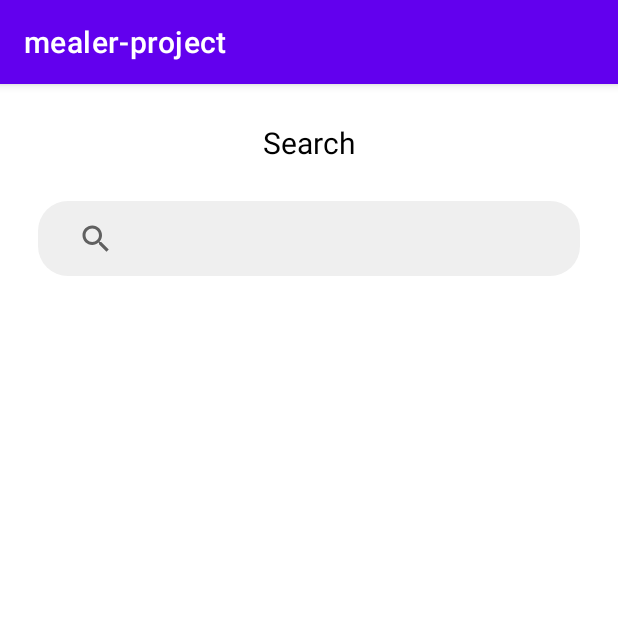
After one commit to kevinluong21/mealer-project, an Android app: the fragment Search shown on its own in the app's theme, on a phone screen of 412 x 824 dp, the top half of it. The commit adds this screen. Run offline under Robolectric (Android 15) with nearby library versions, the phone set to English and light mode, and no system bars; our stand-ins replace Firebase (no records; nobody signed in at launch, a user with empty details on screens opened directly); 1 statement that could not run was skipped.

Commit message:
display entire meal list on home page (will be updated to only display top meals?), started working on searching and displaying results (nothing happens now)

```diff
--- a/app/src/main/java/com/seg2105/mealer_project/ProfileMealsAdapter.java
+++ b/app/src/main/java/com/seg2105/mealer_project/MealListAdapter.java
@@ -14,27 +14,27 @@ import androidx.recyclerview.widget.RecyclerView;
 
 import java.util.*;
 
-public class ProfileMealsAdapter extends RecyclerView.Adapter<ProfileMealsAdapter.ViewHolder>{
+public class MealListAdapter extends RecyclerView.Adapter<MealListAdapter.ViewHolder>{
 
     private final Context context;
-    private final ArrayList<MealProfileModel> mealProfileModels;
+    private final ArrayList<MealListModel> mealProfileModels;
 
-    public ProfileMealsAdapter(Context context, ArrayList<MealProfileModel> mealProfileModels) {
+    public MealListAdapter(Context context, ArrayList<MealListModel> mealProfileModels) {
         this.context = context;
         this.mealProfileModels = mealProfileModels;
     }
 
     @NonNull
     @Override
-    public ProfileMealsAdapter.ViewHolder onCreateViewHolder(@NonNull ViewGroup parent, int viewType) {
+    public MealListAdapter.ViewHolder onCreateViewHolder(@NonNull ViewGroup parent, int viewType) {
         View view = LayoutInflater.from(parent.getContext()).inflate(R.layout.meal_list, parent, false);
         return new ViewHolder(view);
     }
 
     @Override
-    public void onBindViewHolder(@NonNull ProfileMealsAdapter.ViewHolder holder, int position) {
+    public void onBindViewHolder(@NonNull MealListAdapter.ViewHolder holder, int position) {
         //image view is not set yet
-        MealProfileModel model = mealProfileModels.get(position);
+        MealListModel model = mealProfileModels.get(position);
         holder.imageMeal.setBackgroundResource(model.getImageSrc());
         holder.textMealName.setText(model.getMealName());
         holder.textPrice.setText(Double.toString(model.getPrice()));
--- a/app/src/main/java/com/seg2105/mealer_project/MealProfileModel.java
+++ b/app/src/main/java/com/seg2105/mealer_project/MealListModel.java
@@ -3,16 +3,14 @@
 
 package com.seg2105.mealer_project;
 
-import java.util.Locale;
-
-public class MealProfileModel {
+public class MealListModel {
     private String mealName;
     private double price;
     private double rating;
     private int mealsSold; //number of this meal that were sold so far
     private int imageSrc;
 
-    public MealProfileModel(String mealName, double price, double rating, int mealsSold) {
+    public MealListModel(String mealName, double price, double rating, int mealsSold) {
         this.mealName = mealName.substring(0, 1).toUpperCase() + mealName.substring(1).toLowerCase();
         this.price = price;
         this.rating = rating;
--- /dev/null
+++ b/app/src/main/java/com/seg2105/mealer_project/Search.java
@@ -0,0 +1,112 @@
+package com.seg2105.mealer_project;
+
+import android.os.Bundle;
+
+import androidx.annotation.NonNull;
+import androidx.annotation.Nullable;
+import androidx.core.view.MenuItemCompat;
+import androidx.fragment.app.Fragment;
+import androidx.recyclerview.widget.LinearLayoutManager;
+import androidx.recyclerview.widget.RecyclerView;
+
+import android.view.LayoutInflater;
+import android.view.Menu;
+import android.view.MenuInflater;
+import android.view.MenuItem;
+import android.view.View;
+import android.view.ViewGroup;
+import android.widget.ListView;
+import android.widget.SearchView;
+
+import com.google.firebase.database.DataSnapshot;
+import com.google.firebase.database.DatabaseReference;
+import com.google.firebase.database.FirebaseDatabase;
+import com.google.firebase.database.ValueEventListener;
+
+import java.util.ArrayList;
+
+/**
+ * A simple {@link Fragment} subclass.
+ * Use the {@link Search#newInstance} factory method to
+ * create an instance of this fragment.
+ */
+public class Search extends Fragment {
+
+    private static final String ARG_PARAM1 = "param1";
+    private static final String ARG_PARAM2 = "param2";
+
+    private String mParam1;
+    private String mParam2;
+
+    RecyclerView listSearchResults;
+    MealListAdapter mealListAdapter;
+    ArrayList<MealListModel> mealListModels = UserWelcome.mealModels;
+    ArrayList<Meal> meals = UserWelcome.meals;
+
+    public Search() {
+        // Required empty public constructor
+    }
+
+    public static Search newInstance(String param1, String param2) {
+        Search fragment = new Search();
+        Bundle args = new Bundle();
+        args.putString(ARG_PARAM1, param1);
+        args.putString(ARG_PARAM2, param2);
+        fragment.setArguments(args);
+        return fragment;
+    }
+
+    @Override
+    public void onCreate(Bundle savedInstanceState) {
+        super.onCreate(savedInstanceState);
+        if (getArguments() != null) {
+            mParam1 = getArguments().getString(ARG_PARAM1);
+            mParam2 = getArguments().getString(ARG_PARAM2);
+        }
+    }
+
+    @Override
+    public View onCreateView(LayoutInflater inflater, ViewGroup container,
+                             Bundle savedInstanceState) {
+        // Inflate the layout for this fragment
+        return inflater.inflate(R.layout.fragment_search, container, false);
+    }
+
+    @Override
+    public void onViewCreated(@NonNull View view, @Nullable Bundle savedInstanceState) {
+        super.onViewCreated(view, savedInstanceState);
+        listSearchResults = (RecyclerView) view.findViewById(R.id.listSearchResults);
+        mealListAdapter = new MealListAdapter(getActivity(), mealListModels);
+
+        //creates a vertical list
+        LinearLayoutManager searchResultsLayoutManager = new LinearLayoutManager(getActivity(), LinearLayoutManager.VERTICAL, false);
+
+        listSearchResults.setLayoutManager(searchResultsLayoutManager);
+        listSearchResults.setAdapter(mealListAdapter);
+    }
+
+    //search results code from https://www.geeksforgeeks.org/how-to-implement-android-searchview-with-example/
+    @Override
+    public void onCreateOptionsMenu(@NonNull Menu menu, @NonNull MenuInflater inflater) {
+        super.onCreateOptionsMenu(menu, inflater);
+
+        MenuItem searchViewItem = menu.findItem(R.id.searchBar);
+        SearchView searchBar = (SearchView) MenuItemCompat.getActionView(searchViewItem);
+
+        searchBar.setOnQueryTextListener(new SearchView.OnQueryTextListener() {
+            @Override
+            public boolean onQueryTextSubmit(String query) {
+                if (meals.contains(query)) {
+//                    mealListAdapter.getFilter();
+                }
+                return false;
+            }
+
+            @Override
+            public boolean onQueryTextChange(String s) {
+                return false;
+            }
+        });
+
+    }
+}
--- /dev/null
+++ b/app/src/main/res/drawable/search_bar.xml
@@ -0,0 +1,10 @@
+<?xml version="1.0" encoding="utf-8"?>
+<!--code from https://stackoverflow.com/questions/32796955/android-custom-searchview-rounded-corners-->
+<shape xmlns:android="http://schemas.android.com/apk/res/android">
+    <solid android:color="#EFEFEF"/>
+    <corners android:radius="20dp"/>
+    <padding android:left="15dp"
+        android:bottom="15dp"
+        android:right="15dp"
+        android:top="15dp"/>
+</shape>
--- /dev/null
+++ b/app/src/main/res/layout/fragment_search.xml
@@ -0,0 +1,75 @@
+<?xml version="1.0" encoding="utf-8"?>
+<FrameLayout xmlns:android="http://schemas.android.com/apk/res/android"
+    xmlns:app="http://schemas.android.com/apk/res-auto"
+    xmlns:tools="http://schemas.android.com/tools"
+    android:layout_width="match_parent"
+    android:layout_height="match_parent"
+    tools:context=".Search">
+
+    <androidx.constraintlayout.widget.ConstraintLayout
+        android:layout_width="match_parent"
+        android:layout_height="match_parent">
+
+        <LinearLayout
+            android:id="@+id/layoutTitle"
+            android:layout_width="match_parent"
+            android:layout_height="wrap_content"
+            android:layout_marginStart="25dp"
+            android:layout_marginTop="25dp"
+            android:layout_marginEnd="25dp"
+            android:orientation="horizontal"
+            app:layout_constraintEnd_toEndOf="parent"
+            app:layout_constraintStart_toStartOf="parent"
+            app:layout_constraintTop_toTopOf="parent">
+
+            <TextView
+                android:id="@+id/textSearchTitle"
+                android:layout_width="wrap_content"
+                android:layout_height="wrap_content"
+                android:layout_weight="1"
+                android:text="Search"
+                android:textAlignment="center"
+                android:textColor="@color/black"
+                android:textSize="20sp" />
+        </LinearLayout>
+
+        <LinearLayout
+            android:id="@+id/layoutSearch"
+            android:layout_width="match_parent"
+            android:layout_height="wrap_content"
+            android:layout_marginStart="25dp"
+            android:layout_marginTop="25dp"
+            android:layout_marginEnd="25dp"
+            android:orientation="vertical"
+            app:layout_constraintEnd_toEndOf="parent"
+            app:layout_constraintStart_toStartOf="parent"
+            app:layout_constraintTop_toBottomOf="@+id/layoutTitle">
+
+            <SearchView
+                android:layout_width="match_parent"
+                android:layout_height="50dp"
+                android:background="@drawable/search_bar" />
+        </LinearLayout>
+
+        <LinearLayout
+            android:id="@+id/layoutSearchResult"
+            android:layout_width="match_parent"
+            android:layout_height="wrap_content"
+            android:layout_marginStart="25dp"
+            android:layout_marginTop="25dp"
+            android:layout_marginEnd="25dp"
+            android:orientation="vertical"
+            app:layout_constraintEnd_toEndOf="parent"
+            app:layout_constraintStart_toStartOf="parent"
+            app:layout_constraintTop_toBottomOf="@+id/layoutSearch">
+
+            <androidx.recyclerview.widget.RecyclerView
+                android:id="@+id/listSearchResults"
+                android:layout_width="match_parent"
+                android:layout_height="wrap_content" />
+
+        </LinearLayout>
+
+    </androidx.constraintlayout.widget.ConstraintLayout>
+
+</FrameLayout>
--- a/app/src/main/res/layout/meal_list.xml
+++ b/app/src/main/res/layout/meal_list.xml
@@ -56,6 +56,7 @@
                     android:layout_height="wrap_content"
                     android:text="Meal Name"
                     android:textAlignment="textStart"
+                    android:textColor="@color/black"
                     android:textSize="18sp"
                     android:textStyle="bold" />
 
@@ -70,6 +71,7 @@
                         android:layout_height="wrap_content"
                         android:layout_weight="1"
                         android:text="$"
+                        android:textColor="@color/black"
                         android:textSize="18sp" />
 
                     <TextView
@@ -77,6 +79,7 @@
                         android:layout_width="match_parent"
                         android:layout_height="wrap_content"
                         android:text="0"
+                        android:textColor="@color/black"
                         android:textSize="18sp" />
                 </LinearLayout>
 
@@ -88,6 +91,7 @@
                     android:drawablePadding="5dp"
                     android:gravity="center_vertical"
                     android:text="5.0"
+                    android:textColor="@color/black"
                     android:textSize="16sp"
                     app:autoSizeTextType="none" />
 
@@ -101,6 +105,7 @@
                         android:layout_width="match_parent"
                         android:layout_height="wrap_content"
                         android:text="Meals Sold: "
+                        android:textColor="@color/black"
                         android:textSize="16sp" />
 
                     <TextView
@@ -109,6 +114,7 @@
                         android:layout_height="wrap_content"
                         android:layout_weight="1"
                         android:text="0"
+                        android:textColor="@color/black"
                         android:textSize="16sp"
                         android:textStyle="bold" />
                 </LinearLayout>
```
Also changed, not shown: app/src/main/java/com/seg2105/mealer_project/PersonalProfile.java (+6 -10 lines), app/src/main/java/com/seg2105/mealer_project/UserWelcome.java (+51 -17 lines), app/src/main/res/drawable/food_category_button.xml (added, +18 -0 lines), app/src/main/res/layout/activity_clientwelcome.xml (+29 -14 lines), app/src/main/res/layout/activity_main.xml (+7 -3 lines), app/src/main/res/layout/search_result.xml (added, +75 -0 lines), app/src/main/res/drawable/icons8_spinner_24.png (added).
